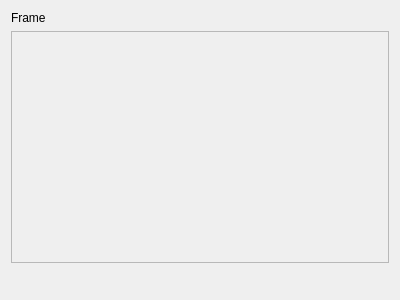
Before: the Qt Designer form resources/designer_ui/videoregionselectionwidget.ui in jonathanHuwP/CrystalGrowthTracker, drawn with Qt 5.
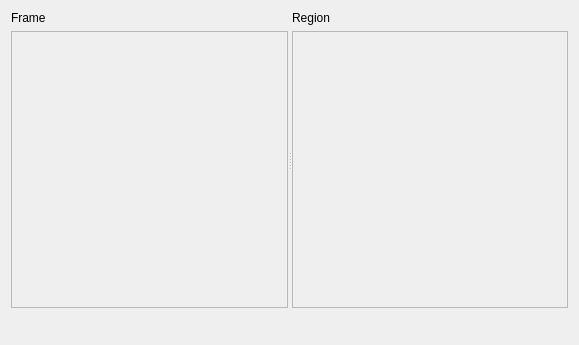
After: the same form once the commit is applied. Custom widgets are drawn as their Qt base class.

```diff
--- a/resources/designer_ui/videoregionselectionwidget.ui
+++ b/resources/designer_ui/videoregionselectionwidget.ui
@@ -6,15 +6,20 @@
    <rect>
     <x>0</x>
     <y>0</y>
-    <width>400</width>
-    <height>300</height>
+    <width>579</width>
+    <height>345</height>
    </rect>
   </property>
   <property name="windowTitle">
    <string>VideoRegionSelectionWidget</string>
   </property>
-  <layout class="QVBoxLayout" name="verticalLayout_2">
+  <layout class="QVBoxLayout" name="verticalLayout_3" stretch="1,0">
    <item>
+    <widget class="QSplitter" name="splitter">
+     <property name="orientation">
+      <enum>Qt::Horizontal</enum>
+     </property>
+     <widget class="QWidget" name="">
     <layout class="QVBoxLayout" name="verticalLayout">
      <item>
       <widget class="QLabel" name="label">
@@ -33,14 +38,44 @@
          <rect>
           <x>0</x>
           <y>0</y>
-          <width>370</width>
-          <height>211</height>
+            <width>269</width>
+            <height>256</height>
          </rect>
         </property>
        </widget>
       </widget>
      </item>
     </layout>
+     </widget>
+     <widget class="QWidget" name="">
+      <layout class="QVBoxLayout" name="verticalLayout_2">
+       <item>
+        <widget class="QLabel" name="_regionLabel">
+         <property name="text">
+          <string>Region</string>
+         </property>
+        </widget>
+       </item>
+       <item>
+        <widget class="QScrollArea" name="_regionScrollArea">
+         <property name="widgetResizable">
+          <bool>true</bool>
+         </property>
+         <widget class="QWidget" name="scrollAreaWidgetContents_2">
+          <property name="geometry">
+           <rect>
+            <x>0</x>
+            <y>0</y>
+            <width>269</width>
+            <height>256</height>
+           </rect>
+          </property>
+         </widget>
+        </widget>
+       </item>
+      </layout>
+     </widget>
+    </widget>
    </item>
    <item>
     <layout class="QHBoxLayout" name="horizontalLayout">
```
Left out of the diff: 4 changed lines with no effect on the pictures. Lines whose indentation alone changed are shown as unchanged.
